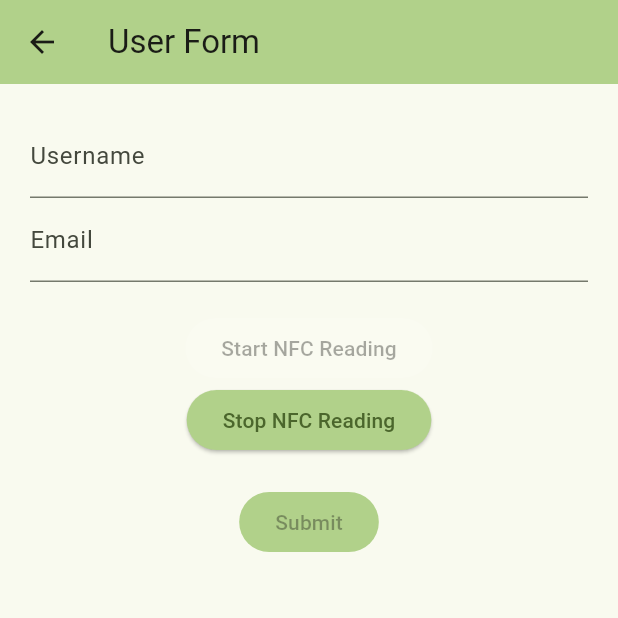
After one commit to Faboo21/turbo_market, a Flutter app: the UserFormPage screen opened by its route, after a tap on "Start NFC Reading", on a phone screen of 412 x 824 dp, the top half of it. The commit adds this screen. Run offline on Flutter 3.47's test engine with Material 3 defaults, Android fonts, the phone set to English and light mode, and no system bars; our stand-ins replace shared_preferences; missing offline and left inert: nfc_manager; accounts and stored records are empty.

Commit message:
ajout user en cours, manque solde

```diff
--- a/lib/api/api_request.dart
+++ b/lib/api/api_request.dart
@@ -20,3 +20,21 @@ Future<bool> verifyPassword(int roleId, String password) async {
   }
   return false;
 }
+
+Future<bool> insertUser(String username, String mail, String nfc) async {
+  http.Response response = await http.post(
+      Uri.parse("https://obsolete-events.com/api/users.php?api_key=${AppConfig.apiKey}"),
+      headers: <String, String>{
+        'Content-Type': 'application/json; charset=UTF-8',
+      },
+      body: jsonEncode(<String, String>{
+        "usr_username": username,
+        "usr_email": mail,
+        "usr_balance": "0",
+        "usr_nfc": nfc,
+      }));
+  if (response.statusCode == 200){
+    return false;
+  }
+  return false;
+}
--- /dev/null
+++ b/lib/pages/ajout_membre.dart
@@ -0,0 +1,138 @@
+import 'package:flutter/material.dart';
+import 'package:nfc_manager/nfc_manager.dart';
+import 'package:turbo_market/api/api_request.dart';
+
+class UserFormPage extends StatefulWidget {
+  const UserFormPage({super.key});
+
+  @override
+  State<UserFormPage> createState() => _UserFormPageState();
+}
+
+class _UserFormPageState extends State<UserFormPage> {
+  final GlobalKey<FormState> _formKey = GlobalKey<FormState>();
+  final TextEditingController _usernameController = TextEditingController();
+  final TextEditingController _emailController = TextEditingController();
+  String? scannedNfcId;
+  bool isScanning = false;
+
+  @override
+  Widget build(BuildContext context) {
+    return Scaffold(
+      appBar: AppBar(
+        title: const Text('User Form'),
+        backgroundColor: Theme.of(context).colorScheme.inversePrimary,
+      ),
+      body: Padding(
+        padding: const EdgeInsets.all(20.0),
+        child: Form(
+          key: _formKey,
+          child: Column(
+            crossAxisAlignment: CrossAxisAlignment.start,
+            children: <Widget>[
+              TextFormField(
+                controller: _usernameController,
+                validator: (value) {
+                  if (value!.isEmpty) {
+                    return 'Please enter username';
+                  }
+                  return null;
+                },
+                decoration: const InputDecoration(
+                  labelText: 'Username',
+                ),
+              ),
+              TextFormField(
+                controller: _emailController,
+                validator: (value) {
+                  if (value!.isEmpty) {
+                    return 'Please enter email';
+                  }
+                  if (!value.contains('@')) {
+                    return 'Please enter a valid email';
+                  }
+                  return null;
+                },
+                keyboardType: TextInputType.emailAddress,
+                decoration: const InputDecoration(
+                  labelText: 'Email',
+                ),
+              ),
+              Center (child:
+                Column (children: [
+                  const SizedBox(height: 20),
+                  if (scannedNfcId != null)
+                    Text('Scanned NFC ID: $scannedNfcId'),
+                  ElevatedButton(
+                    onPressed: isScanning ? null : _startNFCReading,
+                    style: ButtonStyle(
+                        backgroundColor: MaterialStatePropertyAll<Color>(
+                            !isScanning ? Theme.of(context).colorScheme.inversePrimary : Colors.white10)),
+                    child: const Text('Start NFC Reading'),
+                  ),
+                  ElevatedButton(
+                    onPressed: isScanning ? _stopNFCReading : null,
+                    style: ButtonStyle(
+                        backgroundColor: MaterialStatePropertyAll<Color>(
+                            isScanning ? Theme.of(context).colorScheme.inversePrimary : Colors.white10)),
+                    child: const Text('Stop NFC Reading'),
+                  ),
+                  const SizedBox(height: 20),
+                  ElevatedButton(
+                    onPressed: _usernameController.text != "" && _emailController.text != "" && scannedNfcId != null ? () {
+                      if (_formKey.currentState!.validate() && scannedNfcId != null) {
+                        String username = _usernameController.text;
+                        String email = _emailController.text;
+                        insertUser(username, email, scannedNfcId!);
+                      }
+                    } : null,
+                    style: ButtonStyle(backgroundColor: MaterialStatePropertyAll<Color>(Theme.of(context).colorScheme.inversePrimary)),
+                    child: const Text('Submit'),
+                  ),
+                ])
+              )
+            ],
+          ),
+        ),
+      ),
+    );
+  }
+  void _startNFCReading() async {
+    try {
+      setState(() {
+        isScanning = true;
+      });
+
+      bool isAvailable = await NfcManager.instance.isAvailable();
+
+      if (isAvailable) {
+        NfcManager.instance.startSession(
+          onDiscovered: (NfcTag tag) async {
+            List<int>? identifier = tag.data['nfca']?['identifier'];
+
+            if (identifier != null) {
+              String tagId = identifier.map((byte) => byte.toRadixString(16))
+                  .join('');
+              setState(() {
+                scannedNfcId = tagId;
+              });
+            }
+          },
+        );
+      } else {
+        debugPrint('NFC not available.');
+      }
+    } catch (e) {
+      debugPrint('Error reading NFC: $e');
+    }
+  }
+
+  void _stopNFCReading() {
+    setState(() {
+      isScanning = false;
+      scannedNfcId = null;
+    });
+
+    NfcManager.instance.stopSession();
+  }
+}
--- a/lib/router/route_generator.dart
+++ b/lib/router/route_generator.dart
@@ -1,5 +1,6 @@
 import 'package:flutter/material.dart';
 import 'package:turbo_market/Pages/scan_page.dart';
+import 'package:turbo_market/pages/ajout_membre.dart';
 import '../Pages/connexion_page.dart';
 
 class RouteGenerator {
@@ -9,6 +10,8 @@ class RouteGenerator {
         return MaterialPageRoute(builder: (context) => const ConnexionPage());
       case '/scan' :
         return MaterialPageRoute(builder: (context) => const ScanPage());
+      case '/ajout_user' :
+        return MaterialPageRoute(builder: (context) => const UserFormPage());
       default :
         return MaterialPageRoute(builder: (context) =>
             Scaffold(
```
Also changed, not shown: lib/pages/scan_page.dart (+10 -8 lines).
